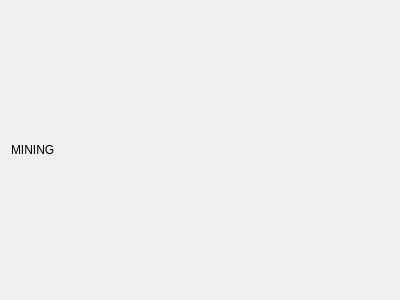
Before: the Qt Designer form src/qt/forms/miningdialog.ui in torkelrogstad/mainchain, drawn with Qt 5.
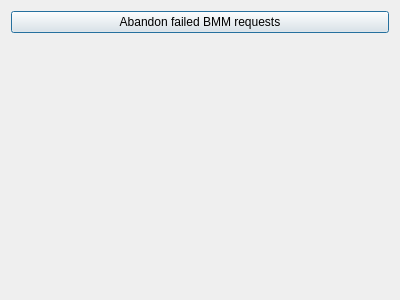
After: the same form once the commit is applied.

Commit message: Add abandonbmm button to miner dialog

Diff of the .ui file:
```diff
--- a/src/qt/forms/miningdialog.ui
+++ b/src/qt/forms/miningdialog.ui
@@ -15,12 +15,25 @@
   </property>
   <layout class="QVBoxLayout" name="verticalLayout">
    <item>
-    <widget class="QLabel" name="label">
+    <widget class="QPushButton" name="pushButtonAbandonBMM">
      <property name="text">
-      <string>MINING</string>
+      <string>Abandon failed BMM requests</string>
      </property>
     </widget>
    </item>
+   <item>
+    <spacer name="verticalSpacer">
+     <property name="orientation">
+      <enum>Qt::Vertical</enum>
+     </property>
+     <property name="sizeHint" stdset="0">
+      <size>
+       <width>20</width>
+       <height>40</height>
+      </size>
+     </property>
+    </spacer>
+   </item>
   </layout>
  </widget>
  <resources/>
```
Left out of the diff: 2 changed lines with no effect on the pictures. The commit also changes 2 other files.
